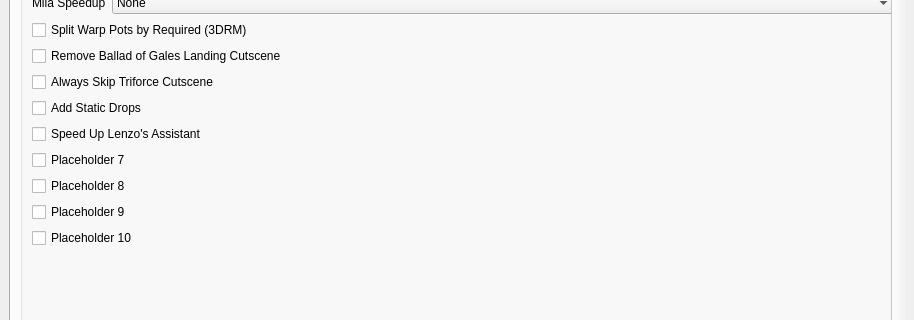
tanjo3/wwrando, file wwr_ui/randomizer_window.ui: the form before one commit; both pictures show x 0 to 914 and y 81 to 401 of the 914 by 800 pixel window.
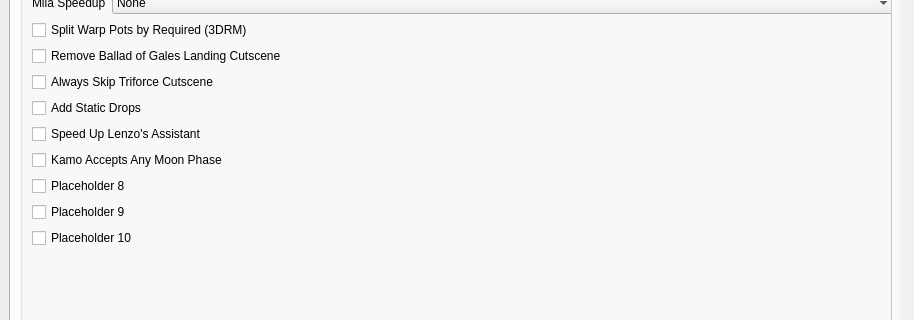
The form after the commit. The open tabs and pages were chosen to show the change. Custom widgets are drawn as their Qt base class.

Commit message: add kamo any moon phase option

Patch:
```diff
--- a/wwr_ui/randomizer_window.ui
+++ b/wwr_ui/randomizer_window.ui
@@ -1307,7 +1307,7 @@
                <item>
                 <widget class="QCheckBox" name="quality_of_life_7">
                  <property name="text">
-                  <string>Placeholder 7</string>
+                  <string>Kamo Accepts Any Moon Phase</string>
                  </property>
                 </widget>
                </item>
```
Left out of the diff: 2 changed lines with no effect on the pictures. The commit also changes 4 other files.
